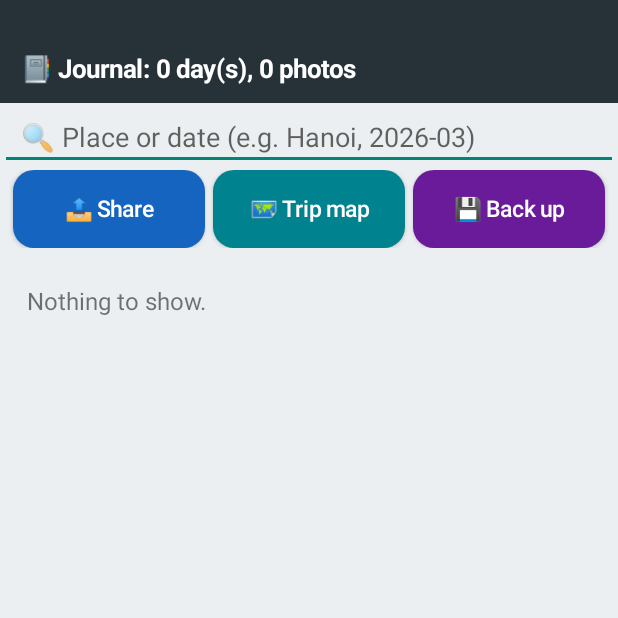
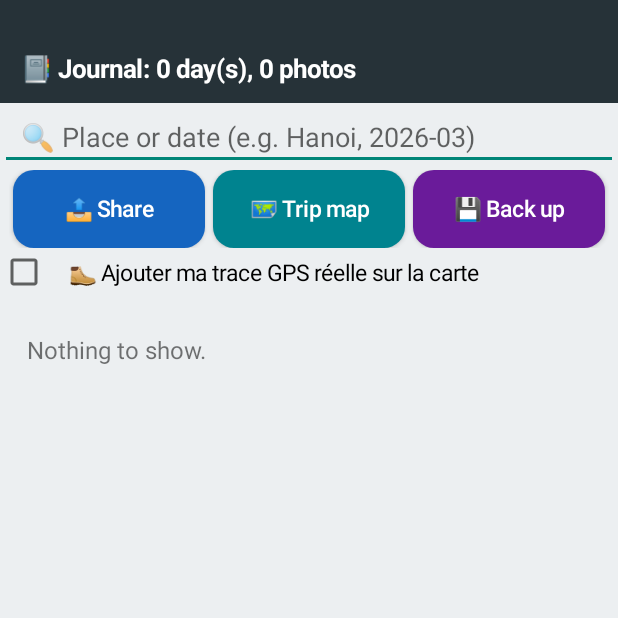
Before and after one commit to dargerejm-oss/trace-photo-android, an Android app: the JournalActivity screen opened directly, with no data from a screen before it, after a tap on an icon or button, on a phone screen of 412 x 824 dp, the top half of it. Run offline under Robolectric (Android 15) with nearby library versions, the phone set to English and light mode, and no system bars.

Commit message:
v3.5: option trace GPS reelle sur la carte du carnet
Co-Authored-By: Claude Sonnet 5.5 <noreply@anthropic.com>
Claude-Session: https://claude.ai/code/session_01HG97iKdH6ZkjFg4mMij3NZ

```diff
--- a/app/build.gradle.kts
+++ b/app/build.gradle.kts
@@ -10,8 +10,8 @@ android {
         applicationId = "com.jmdargere.tracephoto"
         minSdk = 29
         targetSdk = 34
-        versionCode = 18
-        versionName = "3.4"
+        versionCode = 19
+        versionName = "3.5"
     }
     compileOptions {
         sourceCompatibility = JavaVersion.VERSION_17
--- a/app/src/main/java/com/jmdargere/tracephoto/JournalActivity.kt
+++ b/app/src/main/java/com/jmdargere/tracephoto/JournalActivity.kt
@@ -22,6 +22,7 @@ class JournalActivity : Activity() {
     }
     private val sp by lazy { getSharedPreferences("trace", MODE_PRIVATE) }
     private var reel = false
+    private val avecTrace get() = sp.getBoolean("j_trace", false)
     private var nbPhotos = 0
     private lateinit var titre: TextView
     private val df = SimpleDateFormat("yyyy-MM-dd", Locale.US)
@@ -76,6 +77,8 @@ class JournalActivity : Activity() {
         ligne.addView(bt("🗺 " + T.t("j_gpx"), "#00838F") { gpxVoyage() }, LinearLayout.LayoutParams(0, dp(52), 1f).apply { setMargins(dp(3), 0, dp(3), 0) })
         ligne.addView(bt("💾 " + T.t("j_sauv"), "#6A1B9A") { sauvegarder() }, LinearLayout.LayoutParams(0, dp(52), 1f).apply { setMargins(dp(3), 0, dp(3), 0) })
         root.addView(ligne)
+        root.addView(CheckBox(this).apply { text = "🥾 Ajouter ma trace GPS réelle sur la carte"; textSize = 15f; setPadding(dp(14), dp(6), dp(14), dp(6)); isChecked = avecTrace
+            setOnCheckedChangeListener { _, v -> sp.edit().putBoolean("j_trace", v).apply() } })
         val sv = ScrollView(this); liste = LinearLayout(this).apply { orientation = LinearLayout.VERTICAL; setPadding(dp(10), dp(8), dp(10), dp(20)) }
         sv.addView(liste); root.addView(sv, LinearLayout.LayoutParams(-1, 0, 1f))
         setContentView(root)
@@ -104,7 +107,7 @@ class JournalActivity : Activity() {
     private fun gpxVoyage() {
         Thread {
             val ent = Journal.vivantes(this).filter { it.jpeg && it.lat != null && it.lon != null && it.t > 0 }
-            val u = Trace.exporterCarnet(this, ent.map { Wp(it.nom, it.lat!!, it.lon!!, it.t, it.lieu) })
+            val u = Trace.exporterCarnet(this, ent.map { Wp(it.nom, it.lat!!, it.lon!!, it.t, it.lieu) }, if (avecTrace) Trace.lireTout(this) else emptyList())
             runOnUiThread {
                 if (u == null) { Toast.makeText(this, T.t("pas_carte"), Toast.LENGTH_LONG).show(); return@runOnUiThread }
                 try { startActivity(Intent.createChooser(Intent(Intent.ACTION_VIEW).setDataAndType(u, "application/gpx+xml").addFlags(Intent.FLAG_GRANT_READ_URI_PERMISSION), T.t("carte_info"))) }
```
Also changed, not shown: app/src/main/java/com/jmdargere/tracephoto/Trace.kt (+13 -1 lines).
